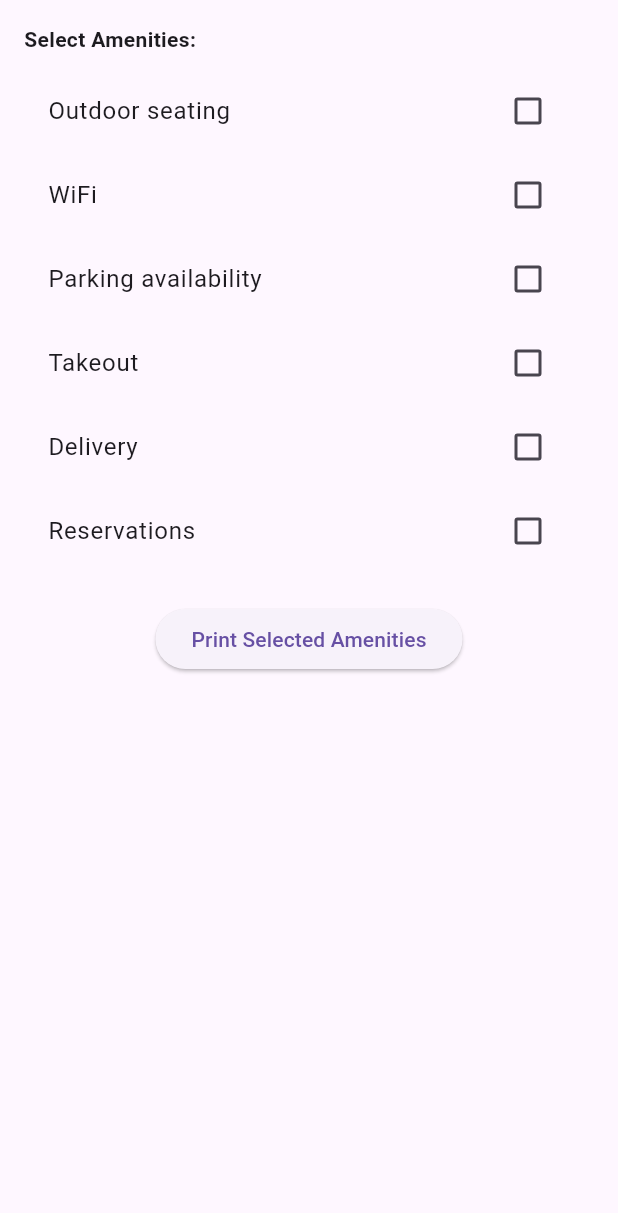
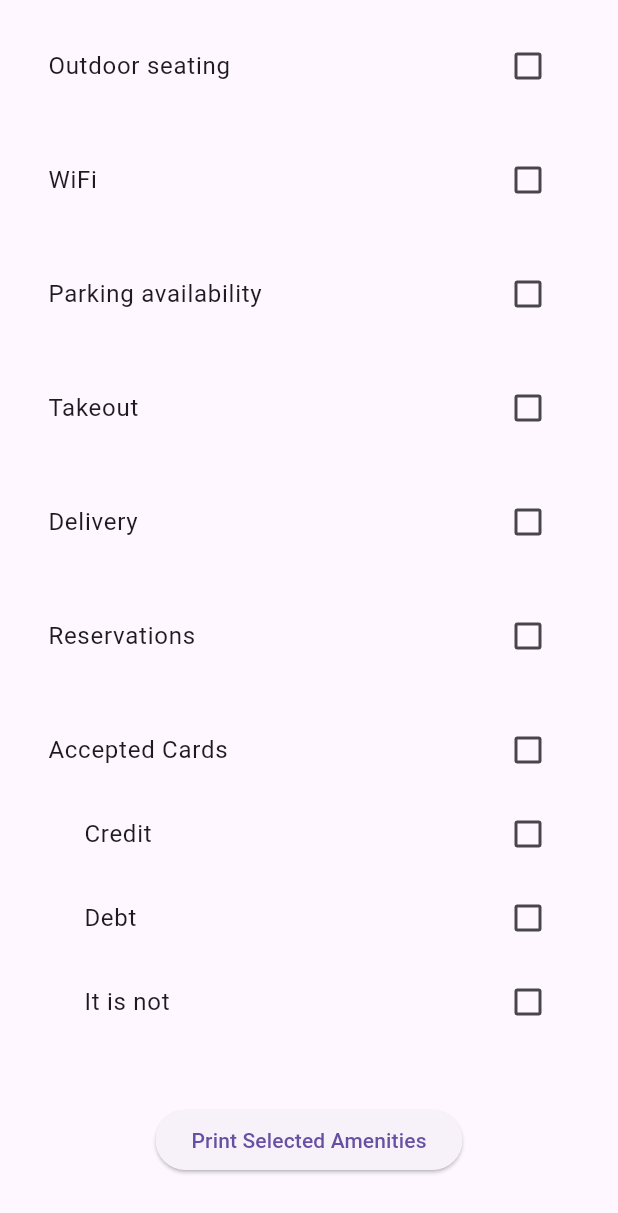
Before and after one commit to sandeepraju124/backend, a Flutter app: the screen it shows after launch, on a phone screen of 412 x 824 dp. Shown: the top 1213 px of the screen. Run offline on Flutter 3.47's test engine with Material 3 defaults, Android fonts, the phone set to English and light mode, and no system bars; our stand-ins replace dotted_border, firebase_auth, firebase_core, flare_flutter, flutter_rating_bar, flutter_svg and 9 more; missing offline and left inert: google_maps_webservice, razorpay_flutter, time_range_picker; accounts and stored records are empty.

Commit message:
second iteration on amenities

```diff
--- a/lib/screens/testing.dart
+++ b/lib/screens/testing.dart
@@ -1,47 +1,188 @@
+// import 'package:flutter/material.dart';
+
+// class AmenitySelector extends StatefulWidget {
+//   final List<String> amenities;
+//   final Function(List<String>) onChanged;
+
+//   AmenitySelector({required this.amenities, required this.onChanged});
+
+//   @override
+//   _AmenitySelectorState createState() => _AmenitySelectorState();
+// }
+
+// class _AmenitySelectorState extends State<AmenitySelector> {
+//   List<String> _selectedAmenities = [];
+
+//   @override
+//   Widget build(BuildContext context) {
+//     return Column(
+//       crossAxisAlignment: CrossAxisAlignment.start,
+//       children: [
+//         Text(
+//           'Select Amenities:',
+//           style: TextStyle(fontWeight: FontWeight.bold),
+//         ),
+//         SizedBox(height: 10.0),
+//         Column(
+//           children: widget.amenities.map((amenity) {
+//             return CheckboxListTile(
+//               title: Text(amenity),
+//               value: _selectedAmenities.contains(amenity),
+//               onChanged: (selected) {
+//                 setState(() {
+//                   if (selected!) {
+//                     _selectedAmenities.add(amenity);
+//                   } else {
+//                     _selectedAmenities.remove(amenity);
+//                   }
+//                   widget.onChanged(_selectedAmenities);
+//                 });
+//               },
+//             );
+//           }).toList(),
+//         ),
+//       ],
+//     );
+//   }
+// }
+
+import 'package:flutter/material.dart';
 import 'package:flutter/material.dart';
 
 class AmenitySelector extends StatefulWidget {
   final List<String> amenities;
-  final Function(List<String>) onChanged;
+  final Map<String, List<String>> subOptions;
+  final Function(Map<String, List<String>>) onChanged;
 
-  AmenitySelector({required this.amenities, required this.onChanged});
+  AmenitySelector({required this.amenities, required this.subOptions, required this.onChanged});
 
   @override
   _AmenitySelectorState createState() => _AmenitySelectorState();
 }
 
 class _AmenitySelectorState extends State<AmenitySelector> {
-  List<String> _selectedAmenities = [];
+  Map<String, List<String>> _selectedAmenities = {};
 
   @override
   Widget build(BuildContext context) {
     return Column(
       crossAxisAlignment: CrossAxisAlignment.start,
       children: [
-        Text(
-          'Select Amenities:',
-          style: TextStyle(fontWeight: FontWeight.bold),
-        ),
-        SizedBox(height: 10.0),
+        for (var amenity in widget.amenities)
           Column(
-          children: widget.amenities.map((amenity) {
-            return CheckboxListTile(
+            crossAxisAlignment: CrossAxisAlignment.start,
+            children: [
+              CheckboxListTile(
                 title: Text(amenity),
-              value: _selectedAmenities.contains(amenity),
+                value: _selectedAmenities.containsKey(amenity) && _selectedAmenities[amenity]!.isNotEmpty,
                 onChanged: (selected) {
                   setState(() {
+                    if (!_selectedAmenities.containsKey(amenity)) {
+                      _selectedAmenities[amenity] = [];
+                    }
                     if (selected!) {
-                    _selectedAmenities.add(amenity);
+                      _selectedAmenities[amenity]!.add(amenity);
                     } else {
-                    _selectedAmenities.remove(amenity);
+                      _selectedAmenities[amenity]!.remove(amenity);
                     }
                     widget.onChanged(_selectedAmenities);
                   });
                 },
-            );
-          }).toList(),
+              ),
+              if (widget.subOptions.containsKey(amenity))
+                ...widget.subOptions[amenity]!.map((subOption) => Padding(
+                  padding: const EdgeInsets.only(left: 24.0),
+                  child: CheckboxListTile(
+                    title: Text(subOption),
+                    value: _selectedAmenities.containsKey(amenity) && _selectedAmenities[amenity]!.contains(subOption),
+                    onChanged: (selected) {
+                      setState(() {
+                        if (!_selectedAmenities.containsKey(amenity)) {
+                          _selectedAmenities[amenity] = [];
+                        }
+                        if (selected!) {
+                          _selectedAmenities[amenity]!.add(subOption);
+                        } else {
+                          _selectedAmenities[amenity]!.remove(subOption);
+                        }
+                        widget.onChanged(_selectedAmenities);
+                      });
+                    },
+                  ),
+                )),
+              SizedBox(height: 20.0),
+            ],
           ),
       ],
     );
   }
 }
+
+class AmenitySelectorDemo extends StatefulWidget {
+  @override
+  _AmenitySelectorDemoState createState() => _AmenitySelectorDemoState();
+}
+
+class _AmenitySelectorDemoState extends State<AmenitySelectorDemo> {
+  Map<String, List<String>> selectedAmenities = {};
+
+  void handleAmenitiesChanged(Map<String, List<String>> amenities) {
+    setState(() {
+      selectedAmenities = amenities;
+    });
+  }
+
+  void printSelectedAmenities() {
+    print(selectedAmenities);
+  }
+
+  @override
+  Widget build(BuildContext context) {
+    List<String> amenities = [
+      'Outdoor seating',
+      'WiFi',
+      'Parking availability',
+      'Takeout',
+      'Delivery',
+      'Reservations',
+      'Accepted Cards'
+      // Add more amenities as needed...
+    ];
+
+    Map<String, List<String>> subOptions = {
+      'Accepted Cards': ['Credit', 'Debt', 'It is not'],
+      // Add more amenities with sub-options as needed...
+    };
+
+    return Scaffold(
+      body: Padding(
+        padding: const EdgeInsets.all(16.0),
+        child: Column(
+          children: [
+            AmenitySelector(
+              amenities: amenities,
+              subOptions: subOptions,
+              onChanged: handleAmenitiesChanged,
+            ),
+            SizedBox(height: 20.0),
+            ElevatedButton(
+              onPressed: printSelectedAmenities,
+              child: Text('Print Selected Amenities'),
+            ),
+          ],
+        ),
+      ),
+    );
+  }
+}
+
+void main() {
+  runApp(MaterialApp(
+    home: Scaffold(
+      appBar: AppBar(
+        title: Text('Amenity Selector Demo'),
+      ),
+      body: AmenitySelectorDemo(),
+    ),
+  ));
+}
--- a/lib/screens/testing2.dart
+++ b/lib/screens/testing2.dart
@@ -1,71 +1,71 @@
-import 'package:backendapp/screens/testing.dart';
-import 'package:flutter/material.dart';
+// import 'package:backendapp/screens/testing.dart';
+// import 'package:flutter/material.dart';
 
-void main() {
-  runApp(MyApp());
-}
+// void main() {
+//   runApp(MyApp());
+// }
 
-class MyApp extends StatelessWidget {
-  @override
-  Widget build(BuildContext context) {
-    return MaterialApp(
-      home: Scaffold(
-        appBar: AppBar(
-          title: Text('Amenity Selector Demo'),
-        ),
-        body: AmenitySelectorDemo(),
-      ),
-    );
-  }
-}
+// class MyApp extends StatelessWidget {
+//   @override
+//   Widget build(BuildContext context) {
+//     return MaterialApp(
+//       home: Scaffold(
+//         appBar: AppBar(
+//           title: Text('Amenity Selector Demo'),
+//         ),
+//         body: AmenitySelectorDemo(),
+//       ),
+//     );
+//   }
+// }
 
-class AmenitySelectorDemo extends StatefulWidget {
-  @override
-  _AmenitySelectorDemoState createState() => _AmenitySelectorDemoState();
-}
+// class AmenitySelectorDemo extends StatefulWidget {
+//   @override
+//   _AmenitySelectorDemoState createState() => _AmenitySelectorDemoState();
+// }
 
-class _AmenitySelectorDemoState extends State<AmenitySelectorDemo> {
-  List<String> selectedAmenities = [];
+// class _AmenitySelectorDemoState extends State<AmenitySelectorDemo> {
+//   List<String> selectedAmenities = [];
 
-  void handleAmenitiesChanged(List<String> amenities) {
-    setState(() {
-      selectedAmenities = amenities;
-    });
-  }
+//   void handleAmenitiesChanged(List<String> amenities) {
+//     setState(() {
+//       selectedAmenities = amenities;
+//     });
+//   }
 
-  void printSelectedAmenities() {
-    print(selectedAmenities);
-  }
+//   void printSelectedAmenities() {
+//     print(selectedAmenities);
+//   }
 
-  @override
-  Widget build(BuildContext context) {
-    List<String> amenities = [
-      'Outdoor seating',
-      'WiFi',
-      'Parking availability',
-      'Takeout',
-      'Delivery',
-      'Reservations',
-      // Add more amenities as needed...
-    ];
+//   @override
+//   Widget build(BuildContext context) {
+//     List<String> amenities = [
+//       'Outdoor seating',
+//       'WiFi',
+//       'Parking availability',
+//       'Takeout',
+//       'Delivery',
+//       'Reservations',
+//       // Add more amenities as needed...
+//     ];
 
-    return Scaffold(
-      body: Padding(
-        padding: const EdgeInsets.all(16.0),
-        child: Column(
-          children: [
-            AmenitySelector(
-              amenities: amenities,
-              onChanged: handleAmenitiesChanged,
-            ),
-            SizedBox(height: 20.0),
-            ElevatedButton(
-              onPressed: printSelectedAmenities,
-              child: Text('Print Selected Amenities'),
-            ),
-          ],
-        ),
-      ),
-    );
-  }
-}
+//     return Scaffold(
+//       body: Padding(
+//         padding: const EdgeInsets.all(16.0),
+//         child: Column(
+//           children: [
+//             AmenitySelector(
+//               amenities: amenities,
+//               onChanged: handleAmenitiesChanged,
+//             ),
+//             SizedBox(height: 20.0),
+//             ElevatedButton(
+//               onPressed: printSelectedAmenities,
+//               child: Text('Print Selected Amenities'),
+//             ),
+//           ],
+//         ),
+//       ),
+//     );
+//   }
+// }
```
Lines whose indentation alone changed are shown as unchanged.
